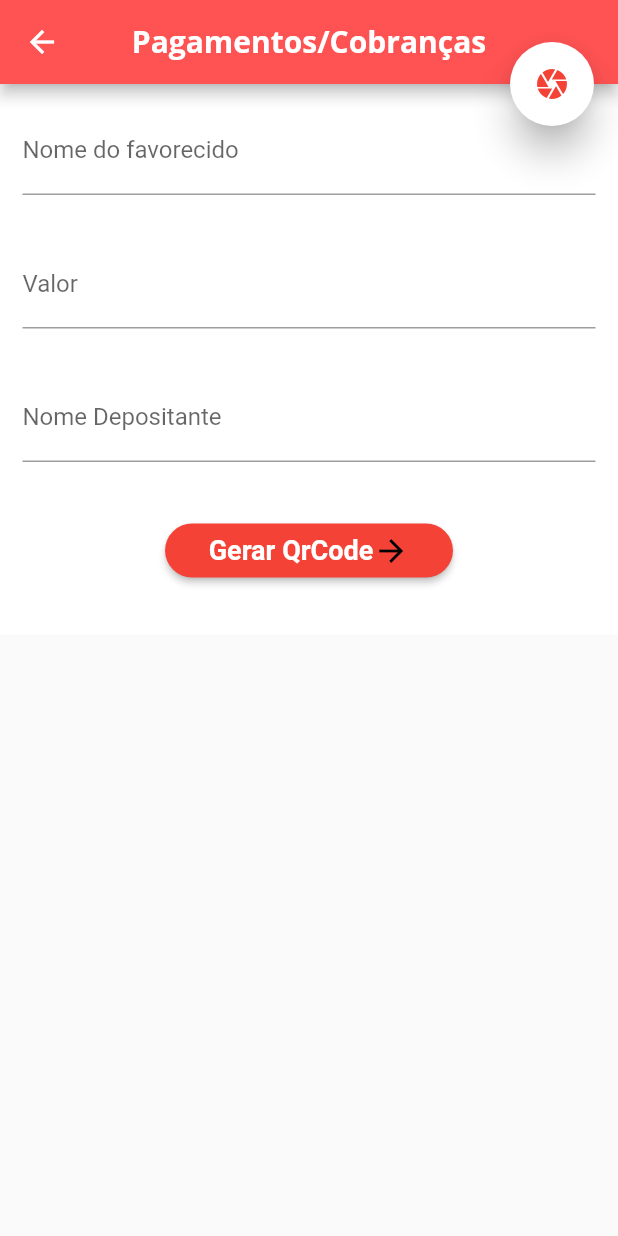
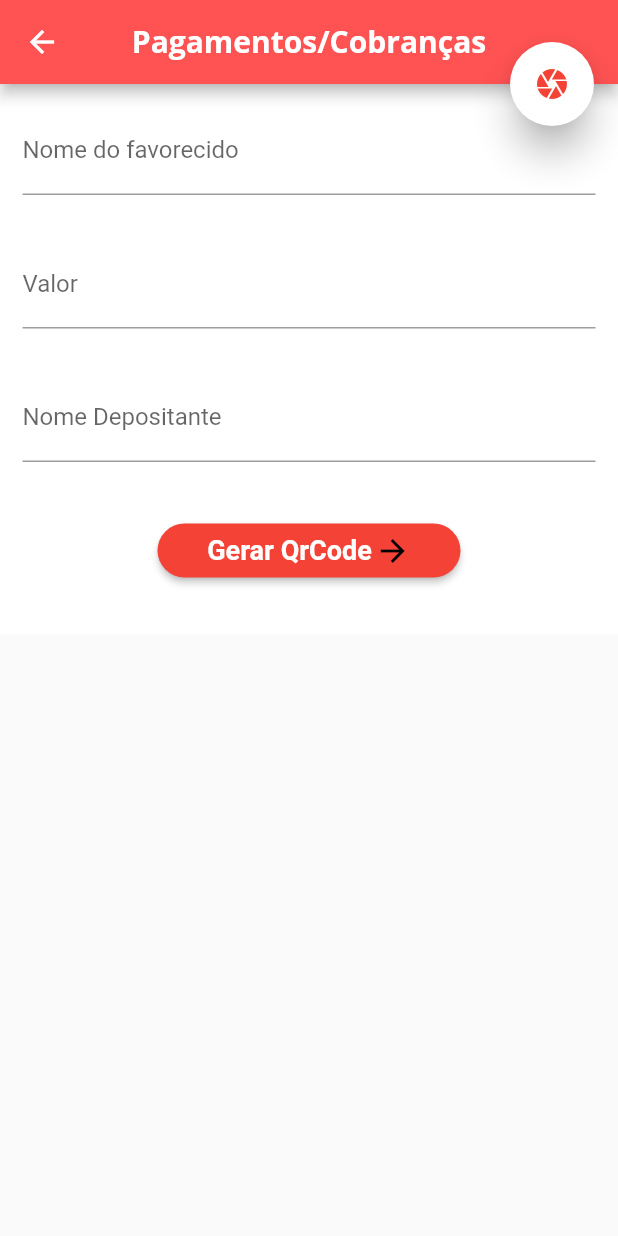
Before and after one commit to MelloCaique/Link_Bank, a Flutter app: the QrCode screen opened directly, on a phone screen of 412 x 824 dp. Run offline on Flutter 3.47's test engine with Material 2 defaults, Android fonts, the phone set to English and light mode, and no system bars; our stand-ins replace qr_flutter; missing offline and left inert: barcode_scan.

Commit message:
att space error/new icon

```diff
--- a/lib/login/login_screen.dart
+++ b/lib/login/login_screen.dart
@@ -98,7 +98,7 @@ class _LoginState extends State<Login> {
                     color:
                         Theme.of(context).primaryColorLight.withOpacity(0.65),
                   ),
-                  height: 210,
+                  height: 250,
                   width: 300,
                   child: new Column(
                     mainAxisAlignment: MainAxisAlignment.spaceBetween,
--- a/lib/servicos/qr_code.dart
+++ b/lib/servicos/qr_code.dart
@@ -99,7 +99,7 @@ class _QrCodeState extends State<QrCode> {
                 ),
                 Padding(
                   padding:
-                      const EdgeInsets.only(left: 110, right: 110, top: 20),
+                      const EdgeInsets.only(left: 105, right: 105, top: 20),
                   child: new RaisedButton(
                     shape: RoundedRectangleBorder(
                         borderRadius: BorderRadius.circular(20)),
@@ -114,6 +114,7 @@ class _QrCodeState extends State<QrCode> {
                               fontWeight: FontWeight.bold,
                               fontSize: 18),
                         ),
+                        SizedBox(width: 2,),
                         Icon(
                           Icons.arrow_forward,
                           color: Colors.black,
--- a/pubspec.yaml
+++ b/pubspec.yaml
@@ -37,7 +37,7 @@ dev_dependencies:
   flutter_launcher_icons: "^0.7.2"
 
 flutter_icons:
-  image_path: "images/saving.png"
+  image_path: "images/link_bank.png"
   android: true
   ios: true
 
@@ -67,7 +67,7 @@ flutter:
   - images/euro.png
   - images/banco_central.png
   - images/bc_bar.png
-  - images/saving.png
+  - images/link_bank.png
   - images/mb.png
   - images/fundo_servicos.jpg
 
```
Also changed, not shown: images/link_bank.png (added), images/saving.png (deleted), 20 other files.
